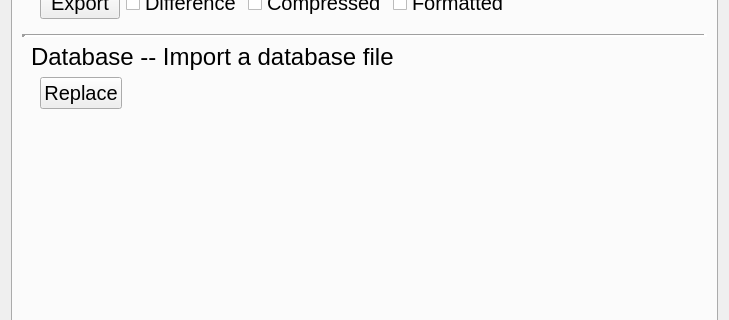
sernst/Cadence, file resources/widget/tools/TrackwayIoWidget/TrackwayIoWidget.ui: the form before one commit; both pictures show x 0 to 729 and y 259 to 579 of the 729 by 762 pixel window.
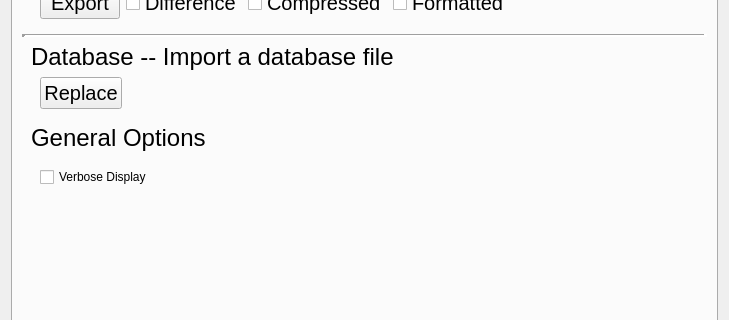
The form after the commit. The open tabs and pages were chosen to show the change.

Commit message: Simplified remote python module threading with RunPythonModuleThread.py, which is now used by trackway loading. Adds new analysis tool with stubbed integrity testing analyzer.

Diff of the .ui file:
```diff
--- a/resources/widget/tools/TrackwayIoWidget/TrackwayIoWidget.ui
+++ b/resources/widget/tools/TrackwayIoWidget/TrackwayIoWidget.ui
@@ -453,6 +453,50 @@
          </layout>
         </widget>
        </item>
+       <item>
+        <widget class="QWidget" name="widget_12" native="true">
+         <layout class="QVBoxLayout" name="verticalLayout_3">
+          <item>
+           <widget class="QLabel" name="label_6">
+            <property name="font">
+             <font>
+              <pointsize>18</pointsize>
+             </font>
+            </property>
+            <property name="text">
+             <string>General Options</string>
+            </property>
+           </widget>
+          </item>
+          <item>
+           <widget class="QWidget" name="widget_11" native="true">
+            <layout class="QHBoxLayout" name="horizontalLayout_7">
+             <item>
+              <widget class="QCheckBox" name="verboseDisplayCheck">
+               <property name="text">
+                <string>Verbose Display</string>
+               </property>
+              </widget>
+             </item>
+             <item>
+              <spacer name="horizontalSpacer_7">
+               <property name="orientation">
+                <enum>Qt::Horizontal</enum>
+               </property>
+               <property name="sizeHint" stdset="0">
+                <size>
+                 <width>490</width>
+                 <height>20</height>
+                </size>
+               </property>
+              </spacer>
+             </item>
+            </layout>
+           </widget>
+          </item>
+         </layout>
+        </widget>
+       </item>
        <item>
         <spacer name="verticalSpacer_2">
          <property name="orientation">
```
Left out of the diff: 2 changed lines with no effect on the pictures. The commit also changes 16 other files.
